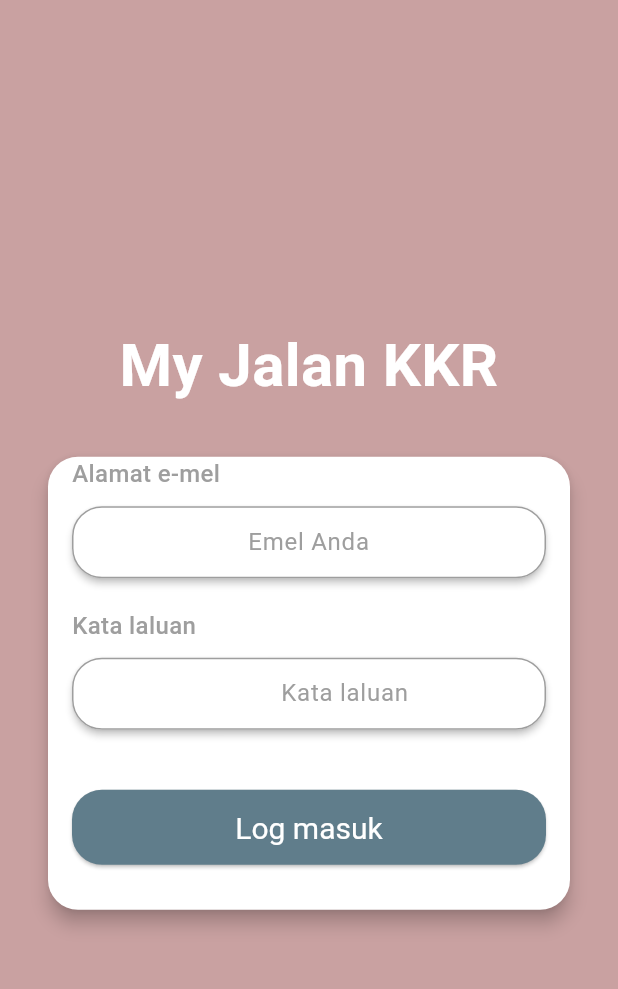
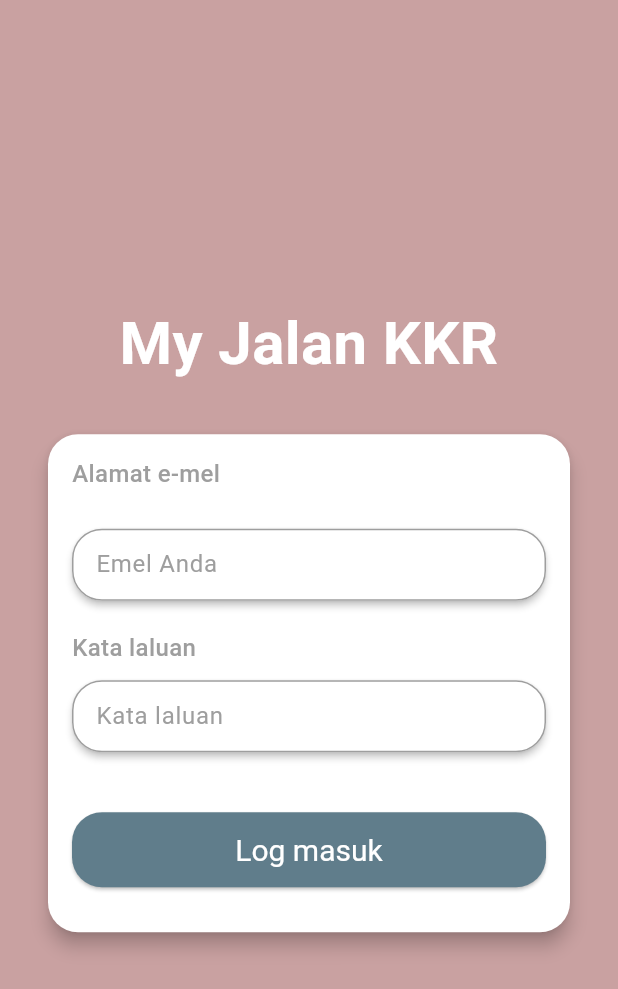
Before and after one commit to payen83/kkr_intermediate_2025, a Flutter app: the screen it shows after launch, after a tap on "Log masuk", on a phone screen of 412 x 824 dp. Shown: the top 989 px of the screen. Run offline on Flutter 3.47's test engine with Material 3 defaults, Android fonts, the phone set to English and light mode, and no system bars; our stand-ins replace dio, get, shared_preferences; network calls fail.

Commit message:
update login

```diff
--- a/lib/app/service/api.service.dart
+++ b/lib/app/service/api.service.dart
@@ -1,4 +1,3 @@
-import 'dart:convert';
 import 'dart:developer';
 import 'package:dio/dio.dart';
 import 'package:kkr_intermediate_2025/app/service/sharedpreference.service.dart';
@@ -14,6 +13,7 @@ class ApiServices {
     String token = await UserSharedPreferences.getLocalStorage('token');
     String fullURL = baseURL + path;
 
+    log(formdata.toString());
     var headers = {
       'accept': 'application/json'
     };
--- a/lib/app/view/login.screen.dart
+++ b/lib/app/view/login.screen.dart
@@ -1,4 +1,11 @@
+import 'dart:convert';
+import 'dart:developer';
+
 import 'package:flutter/material.dart';
+import 'package:dio/dio.dart';
+import 'package:kkr_intermediate_2025/app/service/api.service.dart';
+import 'package:kkr_intermediate_2025/app/service/sharedpreference.service.dart';
+import 'package:kkr_intermediate_2025/app/view/bulletin.screen.dart';
 
 class LoginScreen extends StatefulWidget {
   const LoginScreen({super.key});
@@ -10,6 +17,37 @@ class LoginScreen extends StatefulWidget {
 class _LoginScreenState extends State<LoginScreen> {
   final TextEditingController emailController = TextEditingController();
   final TextEditingController passwordController = TextEditingController();
+
+  void onLogin() async{
+    FormData formData = FormData.fromMap({
+      "email": emailController.text,
+      "password": passwordController.text
+    });
+
+    try {
+      var res = await api.postDio('/login', formData);
+      log('res==>');
+
+      if(res != null && res.statusCode == 200){
+
+        final data = res.data;
+        final bool status = data['status'];
+        // log(status.toString());
+        if(status == true && data['data'] != null){
+                  // log("asdsa");
+          await UserSharedPreferences.setLocalStorage('token', jsonEncode(data['token']));
+          if(!mounted) return;
+          Navigator.pushReplacement(
+            context, MaterialPageRoute(builder: (context) => BulletinScreen())
+          );
+        } else {
+          log("Invalid password");
+        }
+      }
+    } catch(e){
+        log(e.toString());
+    }
+  }
 
   @override
   Widget build(BuildContext context) {
@@ -67,7 +105,7 @@ class _LoginScreenState extends State<LoginScreen> {
                         // ),
                         // Email Label
                           Container(
-                            margin: EdgeInsets.symmetric(horizontal: 16),
+                            margin: EdgeInsets.symmetric(horizontal: 16, vertical: 15),
                             width: MediaQuery.of(context).size.width,
                             child: Text(
                               "Alamat e-mel",
@@ -97,7 +135,7 @@ class _LoginScreenState extends State<LoginScreen> {
                               child: TextField(
                                 controller: emailController,
                                 keyboardType: TextInputType.emailAddress,
-                                textAlign: TextAlign.center,
+                                textAlign: TextAlign.left,
                                 decoration: InputDecoration(
                                   border: InputBorder.none,
                                   hintText: 'Emel Anda',
@@ -138,12 +176,12 @@ class _LoginScreenState extends State<LoginScreen> {
                               ),
                             ),
                             child: Padding(
-                              padding: EdgeInsets.only(left: 48),
+                              padding: EdgeInsets.only(left: 16),
                               child: TextField(
                                 controller: passwordController,
                                 obscureText: true,
                                 keyboardType: TextInputType.visiblePassword,
-                                textAlign: TextAlign.center,
+                                textAlign: TextAlign.left,
                                 decoration: InputDecoration(
                                   border: InputBorder.none,
                                   hintText: 'Kata laluan',
@@ -171,7 +209,7 @@ class _LoginScreenState extends State<LoginScreen> {
                                 ),
                                 textStyle: TextStyle(fontSize: 20),
                               ),
-                              onPressed: (){},
+                              onPressed: onLogin,
                               child: Text('Log masuk'),
                             ),
                           ),
```
